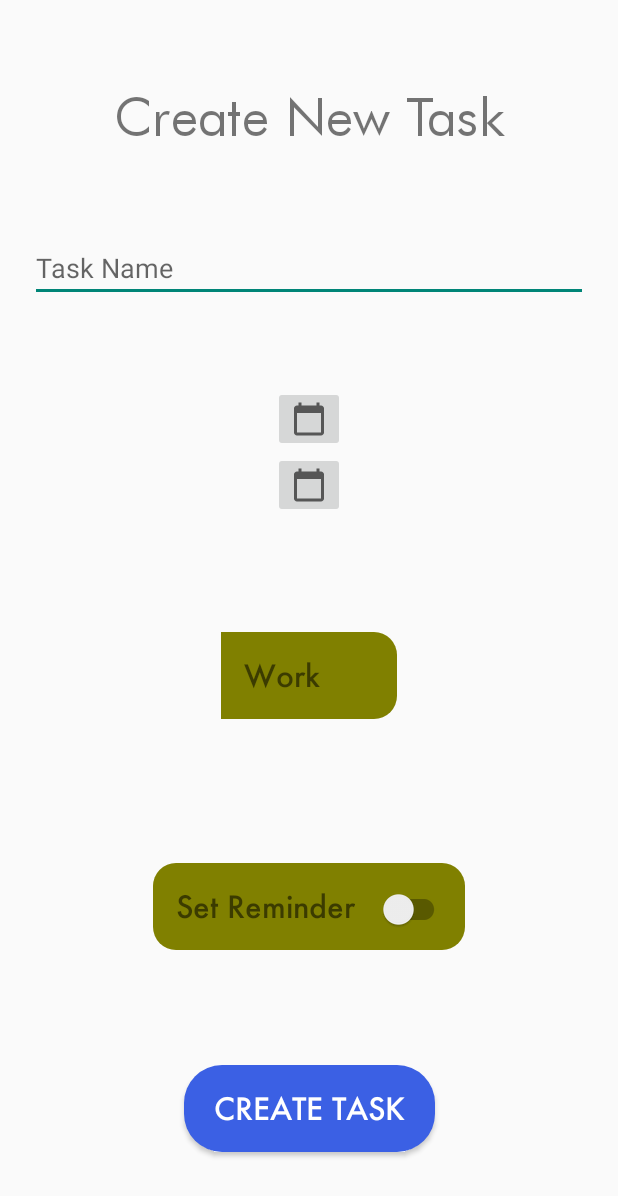
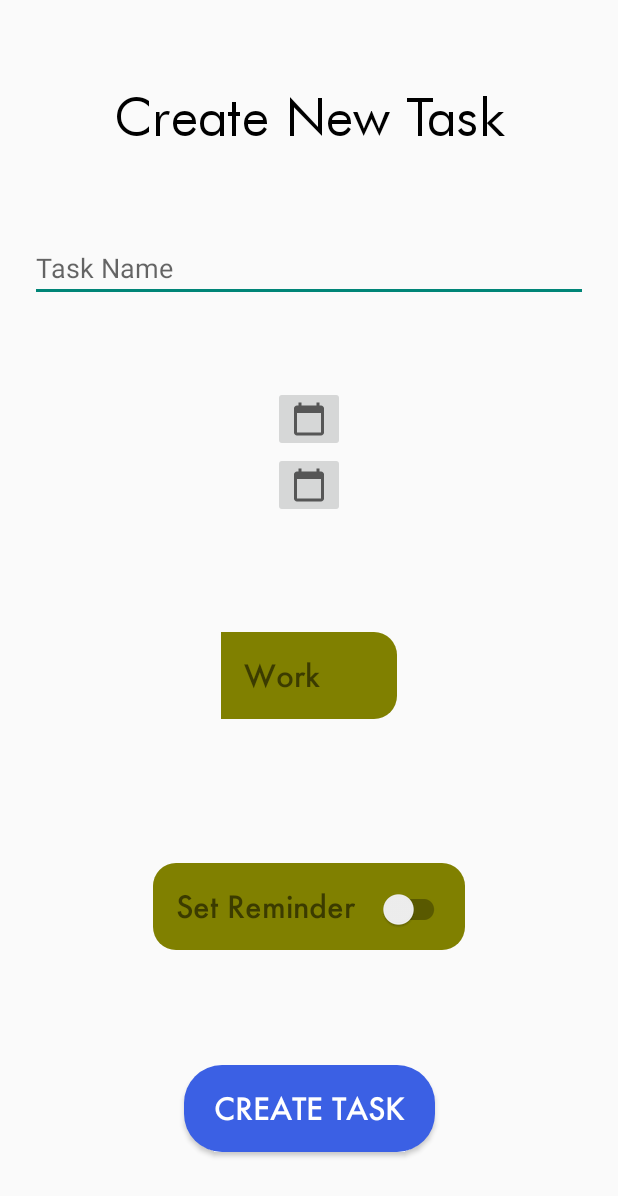
Before and after one commit to verdantl/Systemize, an Android app: the screen it shows after launch (NewTaskActivity), on a phone screen of 412 x 824 dp. Shown: the top 1196 px of the screen. Run offline under Robolectric (Android 15) with nearby library versions, the light colour scheme and no system bars.

Commit message:
Added small changes to tasks

```diff
--- a/Systemize/app/src/main/java/com/example/systemize/HomeScreenActivity.java
+++ b/Systemize/app/src/main/java/com/example/systemize/HomeScreenActivity.java
@@ -10,6 +10,7 @@ import androidx.recyclerview.widget.RecyclerView;
 
 import android.os.Bundle;
 import android.view.MenuItem;
+import android.view.View;
 
 import com.google.android.material.bottomnavigation.BottomNavigationView;
 
@@ -24,6 +25,10 @@ public class HomeScreenActivity extends AppCompatActivity {
 
         BottomNavigationView bottomNavigationView = findViewById(R.id.bottom_nav);
         bottomNavigationView.setOnNavigationItemSelectedListener(navListener);
+
+    }
+
+    public void onChecked(View view){
 
     }
 
--- a/Systemize/app/src/main/java/com/example/systemize/NewTaskActivity.java
+++ b/Systemize/app/src/main/java/com/example/systemize/NewTaskActivity.java
@@ -2,15 +2,23 @@ package com.example.systemize;
 
 import androidx.appcompat.app.AppCompatActivity;
 
+import android.app.DatePickerDialog;
 import android.os.Bundle;
 import android.view.View;
 import android.widget.ArrayAdapter;
+import android.widget.EditText;
 import android.widget.Spinner;
+import android.widget.TextView;
 
+import java.time.LocalDate;
 import java.util.ArrayList;
 import java.util.Arrays;
 
 public class NewTaskActivity extends AppCompatActivity {
+
+    private TextView date;
+    private TextView duration;
+    private EditText taskName;
 
     @Override
     protected void onCreate(Bundle savedInstanceState) {
@@ -22,14 +30,17 @@ public class NewTaskActivity extends AppCompatActivity {
         Spinner spinner = findViewById(R.id.choose_category);
         spinner.setAdapter(arrayAdapter);
 
+        date = findViewById(R.id.date);
+        duration = findViewById(R.id.duration);
+        taskName = findViewById(R.id.task_name);
+
     }
 
     public void onCreateTaskClicked(View view){
-
     }
 
     public void onCalendarClicked(View view){
-
+        DatePickerDialog datePickerDialog = new DatePickerDialog(this);
     }
 
     public void onDurationClicked(View view){
--- a/Systemize/app/src/main/res/layout/activity_new_task.xml
+++ b/Systemize/app/src/main/res/layout/activity_new_task.xml
@@ -12,6 +12,7 @@
         android:layout_height="wrap_content"
         android:text="Create New Task"
         android:textSize="35sp"
+        android:textColor="@color/black"
         android:fontFamily="@font/futura"
         app:layout_constraintLeft_toLeftOf="parent"
         app:layout_constraintRight_toRightOf="parent"
--- a/Systemize/app/src/main/res/layout/task_card.xml
+++ b/Systemize/app/src/main/res/layout/task_card.xml
@@ -7,12 +7,14 @@
     android:background="@color/silver"
     android:layout_margin="10dp">
     <LinearLayout
+        android:padding="10dp"
         android:layout_width="match_parent"
         android:layout_height="wrap_content"
         android:orientation="horizontal"
         android:weightSum="7">
         <CheckBox
             android:id="@+id/completed"
+            android:onClick="onChecked"
             android:layout_width="0dp"
             android:layout_height="wrap_content"
             android:layout_weight="1"/>
```
Also changed, not shown: Systemize/app/src/main/res/layout/fragment_user.xml (+45 -3 lines).
